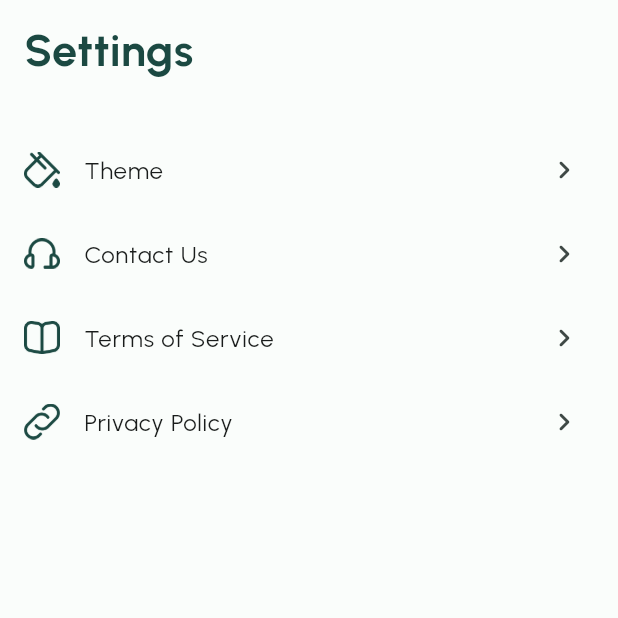
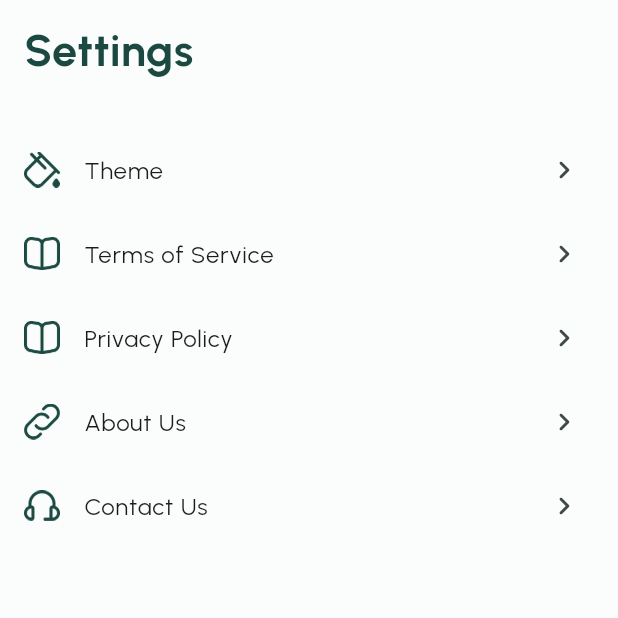
Before and after one commit to inthelabAdmin/nch-client-mobile, a Flutter app: the SettingsPage screen opened directly, on a phone screen of 412 x 824 dp, the top half of it. Run offline on Flutter 3.47's test engine with Material 2 defaults, Android fonts, the phone set to English and light mode, and no system bars; our stand-ins replace cached_network_image, flutter_screenutil, flutter_svg, go_router, google_mobile_ads, share_plus and 1 more; missing offline and left inert: add_2_calendar, lazy_load_indexed_stack; accounts and stored records are empty; project files that could hold a hidden picture were left out.

Commit message:
add about us link

```diff
--- a/lib/pages/settings/settings_helper.dart
+++ b/lib/pages/settings/settings_helper.dart
@@ -9,14 +9,15 @@ class SettingsListCreator {
     list.add(SettingsThemeItem());
    // list.add(SettingsSwitchItem('assets/icons/settings_notification.png',"Notifications", true));
 
+    list.add(SettingsWebLinkItem('assets/icons/settings_service.png', "Terms of Service", "https://prod-nch-client-web.herokuapp.com/termsOfLegalServices/mobile"));
+    list.add(SettingsWebLinkItem('assets/icons/settings_service.png',"Privacy Policy", "https://prod-nch-client-web.herokuapp.com/privacyPolicy/mobile"));
+    list.add(SettingsWebLinkItem('assets/icons/settings_link.png',"About Us", "https://prod-nch-client-web.herokuapp.com/aboutUs/mobile"));
+
     String email = Uri.encodeComponent("info@nationalcalendarhub.com");
     String subject = Uri.encodeComponent("Contact Us - Mobile User");
     String body = Uri.encodeComponent("[Enter your message here]");
     list.add(SettingsWebLinkItem('assets/icons/settings_contact.png',"Contact Us", "mailto:$email?subject=$subject&body=$body"));
 
-    list.add(SettingsWebLinkItem('assets/icons/settings_service.png', "Terms of Service", "https://prod-nch-client-web.herokuapp.com/termsOfLegalServices/mobile"));
-    list.add(SettingsWebLinkItem('assets/icons/settings_link.png',"Privacy Policy", "https://prod-nch-client-web.herokuapp.com/privacyPolicy/mobile"));
-
     return list;
   }
 }
```
